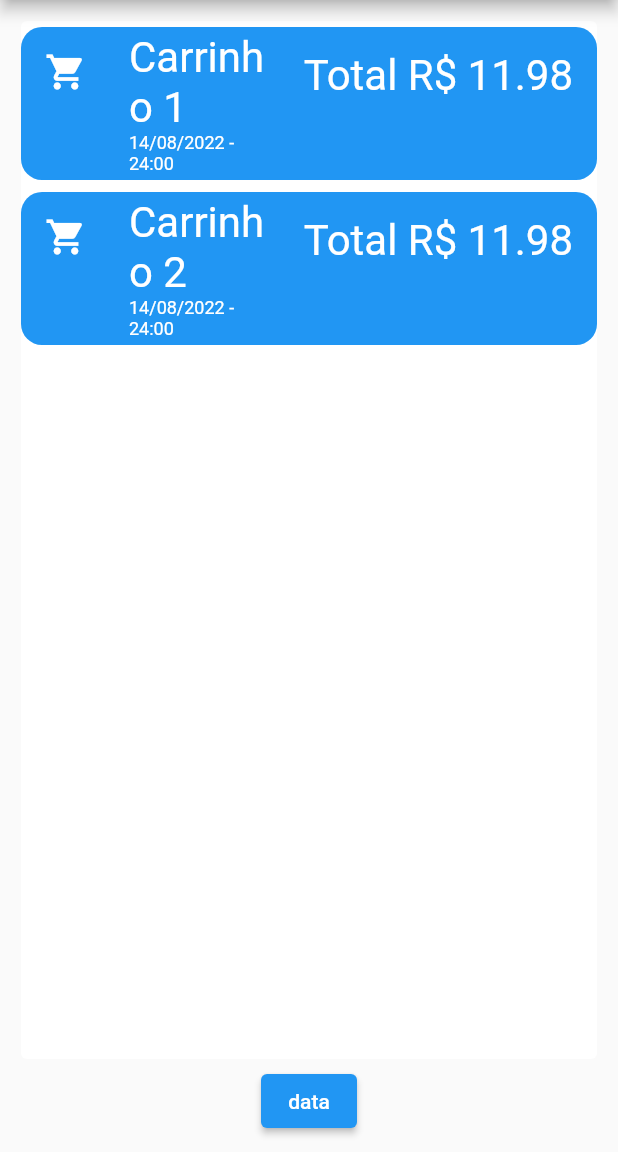
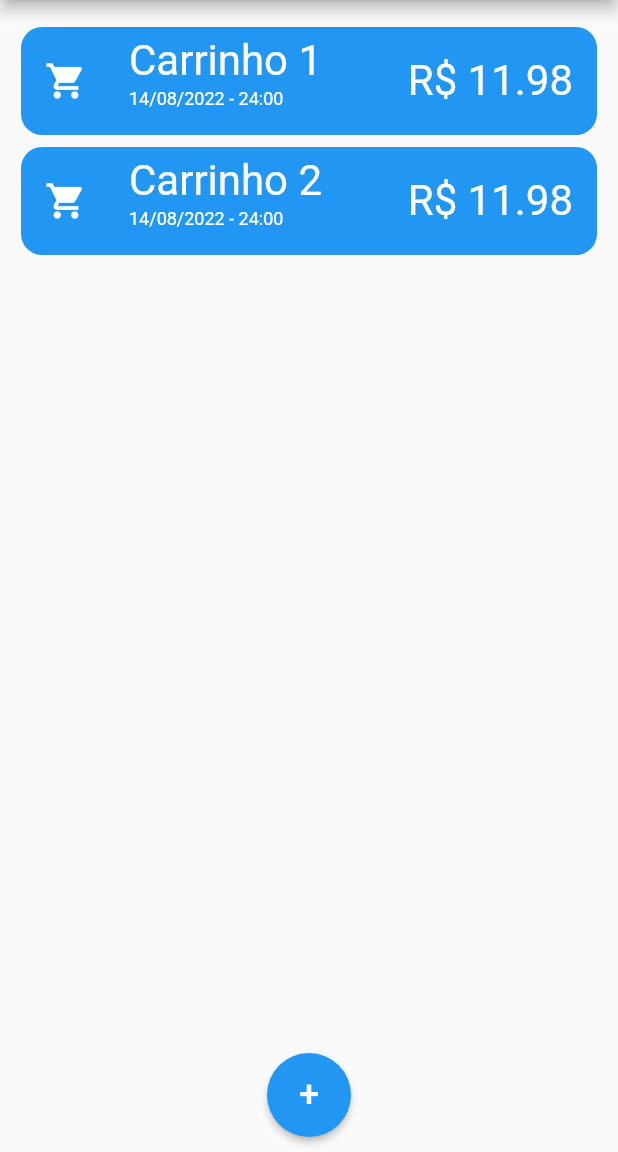
Before and after one commit to Canudo319/shopping-list-app, a Flutter app: the screen it shows after launch, on a phone screen of 412 x 824 dp, the part 84-1236 px from its top. Run offline on Flutter 3.47's test engine with Material 2 defaults, Android fonts, the phone set to English and light mode, and no system bars; our stand-ins replace shared_preferences.

Commit message:
adição dos botões de adicionar carrinho e item(dummy)

```diff
--- a/lib/ui/main_menu/view/shopping_carts_menu.dart
+++ b/lib/ui/main_menu/view/shopping_carts_menu.dart
@@ -1,6 +1,7 @@
 import 'package:flutter/material.dart';
 import 'package:shopping_list_app/models/shopping_cart_model.dart';
 import 'package:shopping_list_app/ui/change_primary_color_menu/view/change_primary_color.dart';
+import 'package:shopping_list_app/widgets/add_button.dart';
 
 import '../../../models/shopping_item_model.dart';
 import '../widgets/greeter_widget.dart';
@@ -95,16 +96,14 @@ class ShoppingCartsMenu extends StatelessWidget {
           children: [
             Expanded(
               child: Card(
+                color: Colors.transparent,
                 elevation: 0,
                 child: ListView(
                   children: [..._extract(shoppingCarts)],
                 ),
               ),
             ),
-            ElevatedButton(
-              onPressed: () {},
-              child: const Text("data"),
-            )
+            AddButton(() {})
           ],
         ),
       ),
--- a/lib/ui/main_menu/widgets/shopping_cart_list_tile.dart
+++ b/lib/ui/main_menu/widgets/shopping_cart_list_tile.dart
@@ -33,7 +33,7 @@ class _ShoppingCartListTileState extends State<ShoppingCartListTile> {
         newScreen: CartInspection(widget.cart, _setCartName),
         title: widget.cart.name,
         subtitle: widget.cart.getFormatedDate(),
-        trailing: "Total R\$ ${widget.cart.getTotalCart()}",
+        trailing: "R\$ ${widget.cart.getTotalCart()}",
         icone: icone,
       ),
     );
--- /dev/null
+++ b/lib/widgets/add_button.dart
@@ -0,0 +1,23 @@
+import 'package:flutter/material.dart';
+
+class AddButton extends StatelessWidget {
+  final void Function() func;
+
+  const AddButton(this.func, {Key? key}) : super(key: key);
+
+  @override
+  Widget build(BuildContext context) {
+    return ElevatedButton(
+      onPressed: func,
+      style: ElevatedButton.styleFrom(
+        primary: Theme.of(context).primaryColor,
+        shape: const CircleBorder(),
+        padding: const EdgeInsets.all(14),
+      ),
+      child: const Text(
+        "+",
+        style: TextStyle(fontSize: 24),
+      ),
+    );
+  }
+}
--- a/lib/widgets/generic_list_tile.dart
+++ b/lib/widgets/generic_list_tile.dart
@@ -27,7 +27,10 @@ class GenericListTile extends StatelessWidget {
           ),
         );
       },
-      leading: icone,
+      leading: SizedBox(
+        height: double.infinity,
+        child: icone,
+      ),
       title: _CustomText(
         text: title,
         fontSize: 28,
@@ -65,6 +68,7 @@ class _CustomText extends StatelessWidget {
   Widget build(BuildContext context) {
     return Text(
       text,
+      softWrap: false,
       style: TextStyle(
         fontSize: fontSize,
         color: Colors.white,
```
Also changed, not shown: lib/ui/cart_inspection_menu/view/cart_inspection.dart (+8 -2 lines), lib/widgets/change_name_alert_dialog.dart (+28 -2 lines).
